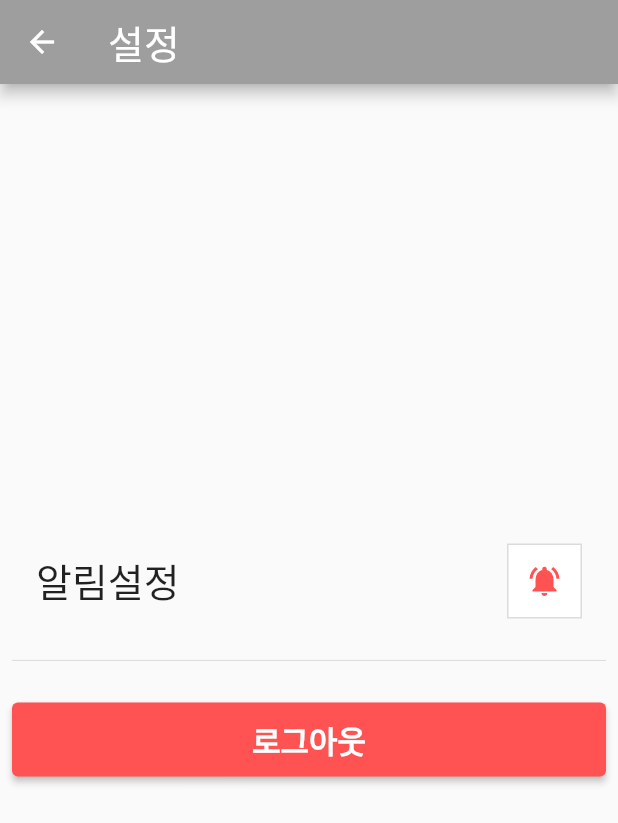
After one commit to kyungsnim/make_ten_billion, a Flutter app: the SettingScreen screen opened by its route, on a phone screen of 412 x 824 dp. The commit adds this screen. Shown: the top 823 px of the screen. Run offline on Flutter 3.47's test engine with Material 2 defaults, Android fonts, the phone set to English and light mode, and no system bars; our stand-ins replace cached_network_image, cloud_firestore, firebase_auth, firebase_core, firebase_dynamic_links, firebase_messaging and 17 more; missing offline and left inert: kakao_flutter_sdk; accounts and stored records are empty; Roboto replaces fonts that are missing (Binggrae).

Commit message:
## 2021.09.17(금) - 설정 페이지 추가 (알림설정 및 로그인/로그아웃)

```diff
--- a/lib/constants/app_routes.dart
+++ b/lib/constants/app_routes.dart
@@ -16,6 +16,8 @@ class AppRoutes {
     GetPage(name: '/how_to_be_rich_detail', page: () => HowToBeRichDetail(detailNotice)),
     GetPage(name: '/motivation_screen', page: () => MotivationScreen()),
     GetPage(name: '/think_about_rich_screen', page: () => ThinkAboutRichScreen()),
+    GetPage(name: '/setting_screen', page: () => SettingScreen()),
+    GetPage(name: '/think_about_rich_screen', page: () => ThinkAboutRichScreen()),
   ];
 
   static get detailNotice => null;
--- a/lib/controller/auth_controller.dart
+++ b/lib/controller/auth_controller.dart
@@ -10,6 +10,7 @@ import 'package:make_ten_billion/views/sign_in.dart';
 import 'package:make_ten_billion/widgets/loading.dart';
 import 'package:get/get.dart';
 import 'package:google_sign_in/google_sign_in.dart';
+import 'package:shared_preferences/shared_preferences.dart';
 
 class AuthController extends GetxController {
   static AuthController to = Get.find();
@@ -319,7 +320,10 @@ class AuthController extends GetxController {
   }
 
   // Sign out
-  signOut() {
+  signOut() async {
+    /// 알림 구독설정해놓은 정보 삭제처리
+    final SharedPreferences sp = await SharedPreferences.getInstance();
+    sp.clear();
     nameController.clear();
     emailController.clear();
     passwordController.clear();
--- a/lib/notification/notification_dialog.dart
+++ b/lib/notification/notification_dialog.dart
@@ -46,10 +46,10 @@ void openNotificationDialog(context, NotificationModel notificationModel) {
                         maxLines: 3,
                         overflow: TextOverflow.ellipsis,
                         style: TextStyle(fontSize: 18, fontWeight: FontWeight.w600,
-                        color: Theme.of(context).colorScheme.primary
+                        color: Colors.black87
                     ),
                   ),
-                  // Text(
+                  // Text(s
                   //     HtmlUnescape().convert(
                   //         parse(notificationModel.body).documentElement!.text),
                   //     overflow: TextOverflow.ellipsis,
--- /dev/null
+++ b/lib/views/setting_screen.dart
@@ -0,0 +1,114 @@
+import 'package:flutter/material.dart';
+import 'package:get/get.dart';
+import 'package:make_ten_billion/controller/controllers.dart';
+import 'package:make_ten_billion/notification/notification_service.dart';
+import 'package:make_ten_billion/views/views.dart';
+import 'package:make_ten_billion/widgets/primary_button.dart';
+import 'package:shared_preferences/shared_preferences.dart';
+
+class SettingScreen extends StatefulWidget {
+  const SettingScreen({Key? key}) : super(key: key);
+
+  @override
+  _SettingScreenState createState() => _SettingScreenState();
+}
+
+class _SettingScreenState extends State<SettingScreen> {
+  List<bool> _selections = List.generate(1, (_) => false);
+
+  bool _subscription = false;
+
+  @override
+  void initState() {
+    getMySubscription();
+    super.initState();
+  }
+
+  getMySubscription() async {
+    final SharedPreferences sp = await SharedPreferences.getInstance();
+    setState(() {
+      _selections[0] = sp.getBool('subscribed') ?? true;
+    });
+  }
+
+  @override
+  Widget build(BuildContext context) {
+    final authController = AuthController.to;
+
+    return Scaffold(
+        appBar: AppBar(
+          backgroundColor: Colors.grey,
+          title: Text('설정',
+              style: TextStyle(fontFamily: 'Binggrae', fontSize: 26)),
+        ),
+        body: Padding(
+          padding: const EdgeInsets.all(8.0),
+          child: Container(
+            height: Get.height,
+            child:
+                Column(mainAxisAlignment: MainAxisAlignment.center, children: [
+              Spacer(),
+              Padding(
+                padding: const EdgeInsets.symmetric(horizontal: 16),
+                child: Row(
+                  children: [
+                    authController.firestoreUser.value != null ? Text(
+                      '알림설정',
+                      style: TextStyle(fontFamily: 'Binggrae', fontSize: 26),
+                    ) : SizedBox(),
+                    Spacer(),
+                    authController.firestoreUser.value != null ? ToggleButtons(
+                      children: [
+                        _selections[0]
+                            ? Icon(
+                                Icons.notifications_active,
+                                color: Colors.redAccent,
+                              )
+                            : Icon(
+                                Icons.notifications_none,
+                                color: Colors.grey,
+                              )
+                      ],
+                      isSelected: _selections,
+                      onPressed: (int index) async {
+                        setState(() {
+                          _selections[index] = !_selections[index];
+                        });
+
+                        if ((_selections[index])) {
+                          /// true => turn on the notification
+                          NotificationService().turnOnFcmSubscribtion();
+                        } else {
+                          /// false => turn off
+                          NotificationService().turnOffFcmSubscribtion();
+                        }
+                      },
+                      color: _selections[0] ? Colors.white : Colors.black12,
+                      selectedColor: Colors.redAccent.withOpacity(0.6),
+                      fillColor: Colors.white,
+                    ) : SizedBox()
+                  ],
+                ),
+              ),
+              SizedBox(height: 20),
+              Divider(),
+              SizedBox(height: 20),
+              authController.firestoreUser.value != null
+                  ? PrimaryButton(
+                      labelText: '로그아웃',
+                      buttonColor: Colors.redAccent,
+                      onPressed: () {
+                        authController.signOut();
+                      })
+                  : PrimaryButton(
+                      labelText: '로그인',
+                      buttonColor: Colors.green,
+                      onPressed: () {
+                        Get.offAll(() => SignIn());
+                      }),
+              Spacer(),
+            ]),
+          ),
+        ));
+  }
+}
--- a/lib/views/views.dart
+++ b/lib/views/views.dart
@@ -13,3 +13,4 @@ export 'motivation_detail.dart';
 export 'think_about_rich_screen.dart';
 export 'think_about_rich_detail.dart';
 export 'notification_screen.dart';
+export 'setting_screen.dart';
```
Also changed, not shown: lib/notification/notification_service.dart (+47 -20 lines), lib/views/home.dart (+24 -20 lines), lib/views/how_to_be_rich_screen.dart (+36 -30 lines), lib/views/motivation_screen.dart (+29 -29 lines), lib/views/notice_board_screen.dart (+29 -29 lines), lib/views/page_blue.dart (deleted, +0 -27 lines), lib/views/page_red.dart (deleted, +0 -49 lines), lib/views/think_about_rich_screen.dart (+29 -29 lines), 2 other files.
